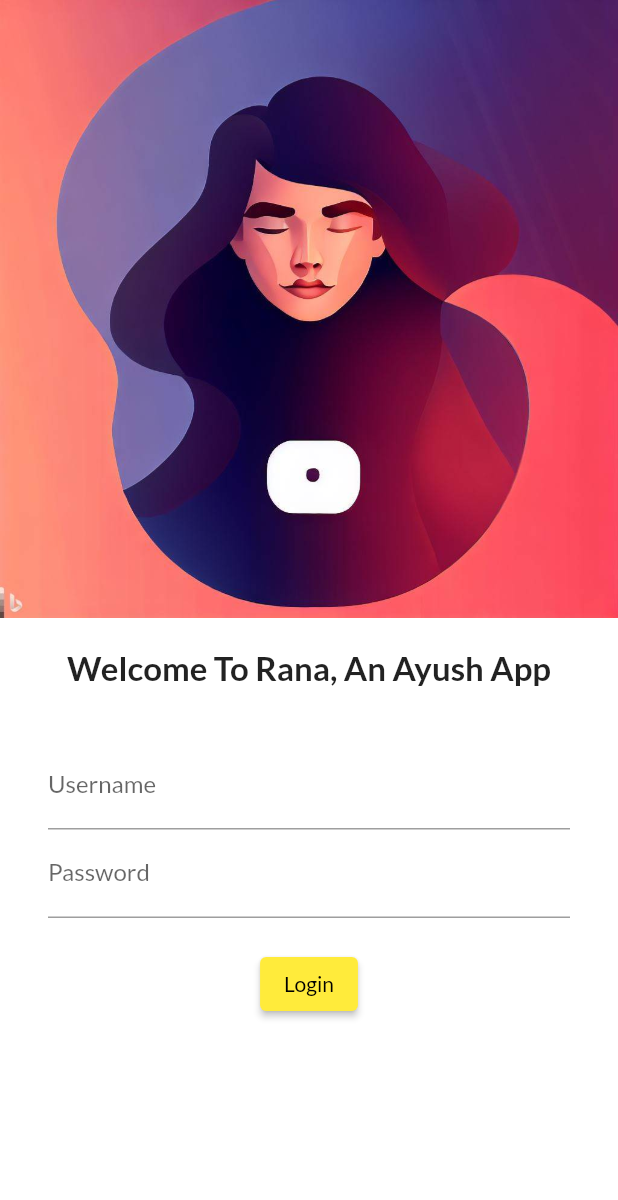
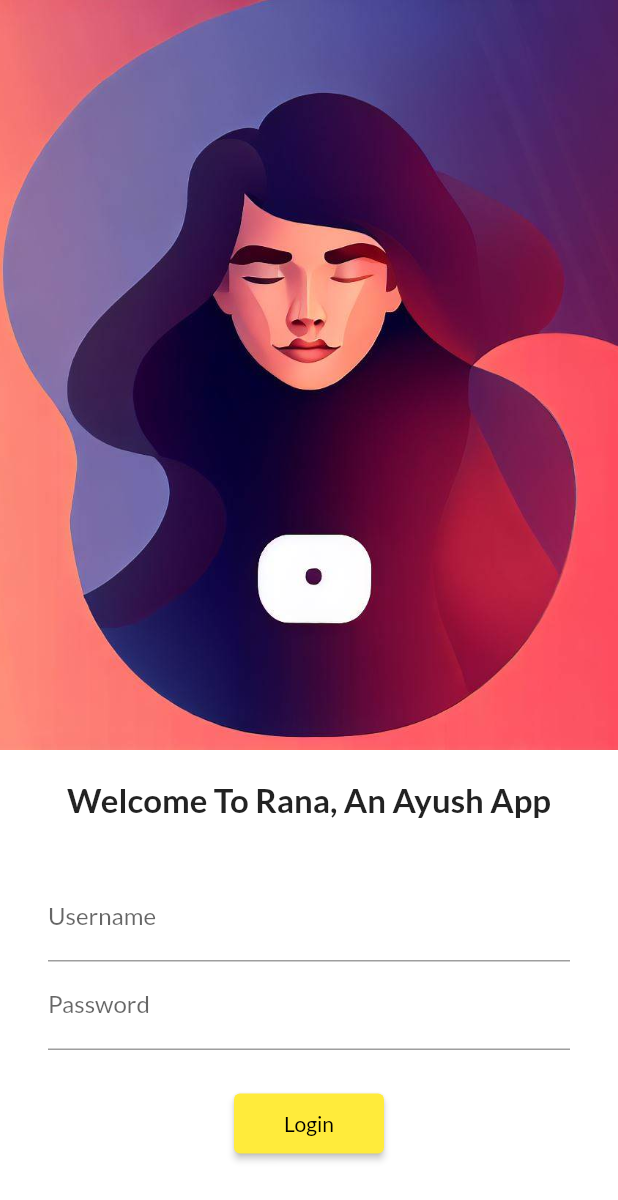
Before and after one commit to Nooberd-Incompat/improved-broccoli_madein2app, a Flutter app: the screen it shows after launch, on a phone screen of 412 x 824 dp. Shown: the top 1200 px of the screen. Run offline on Flutter 3.47's test engine with Material 2 defaults, Android fonts, the phone set to English and light mode, and no system bars; our stand-ins replace google_fonts.

Commit message:
day 5 completed

```diff
--- a/lib/main.dart
+++ b/lib/main.dart
@@ -1,6 +1,7 @@
 import 'package:flutter/material.dart';
 import 'package:rana/pages/home_page.dart';
 import 'package:rana/pages/login_page.dart';
+import 'package:rana/utils/routes.dart';
 import 'package:google_fonts/google_fonts.dart';
 
 void main() {
@@ -20,7 +21,7 @@ class MyApp extends StatelessWidget {
       initialRoute: "/login",
       routes: {
         "/": (context) => LoginPage(),
-        "/home": (context) => HomePage(),
+        MyRoutes.homeRoute: (context) => HomePage(),
         "/login": (context) => LoginPage()
       },
     );
--- a/lib/pages/login_page.dart
+++ b/lib/pages/login_page.dart
@@ -1,16 +1,25 @@
+// ignore_for_file: prefer_const_constructors
+
 import 'package:flutter/material.dart';
+import 'package:rana/utils/routes.dart';
 
 class LoginPage extends StatelessWidget {
   @override
   Widget build(BuildContext context) {
     return Material(
         color: Colors.white,
+        child: SingleChildScrollView(
           child: Column(
             children: [
-            Image.asset("assets/images/Login_Page.jpeg", fit: BoxFit.cover),
+              Image.asset(
+                "assets/images/Login_Page.jpeg",
+                fit: BoxFit.cover,
+                height: 500,
+              ),
               SizedBox(
                 height: 20.0,
               ),
+              // ignore: prefer_const_constructors
               Text(
                 "Welcome To Rana, An Ayush App",
                 style: TextStyle(
@@ -22,8 +31,8 @@ class LoginPage extends StatelessWidget {
                 height: 20.0,
               ),
               Padding(
-              padding:
-                  const EdgeInsets.symmetric(vertical: 16.0, horizontal: 32.0),
+                padding: const EdgeInsets.symmetric(
+                    vertical: 16.0, horizontal: 32.0),
                 child: Column(
                   children: [
                     TextFormField(
@@ -40,18 +49,19 @@ class LoginPage extends StatelessWidget {
                       ),
                     ),
                     SizedBox(
-                    height: 20.0,
+                      height: 25.0,
                     ),
                     ElevatedButton(
+                        child: Text("Login"),
+                        style: TextButton.styleFrom(minimumSize: Size(100, 40)),
                         onPressed: () {
-                        Text("Time to buy your own Rana");
-                      },
-                      child: Text("Login"),
-                      style: TextButton.styleFrom())
+                          Navigator.pushNamed(context, MyRoutes.homeRoute);
+                        })
                   ],
                 ),
               )
             ],
+          ),
         ));
   }
 }
--- /dev/null
+++ b/lib/utils/routes.dart
@@ -0,0 +1,4 @@
+class MyRoutes {
+  static String loginRoute = "/login";
+  static String homeRoute = "/home";
+}
```
Lines whose indentation alone changed are shown as unchanged.
